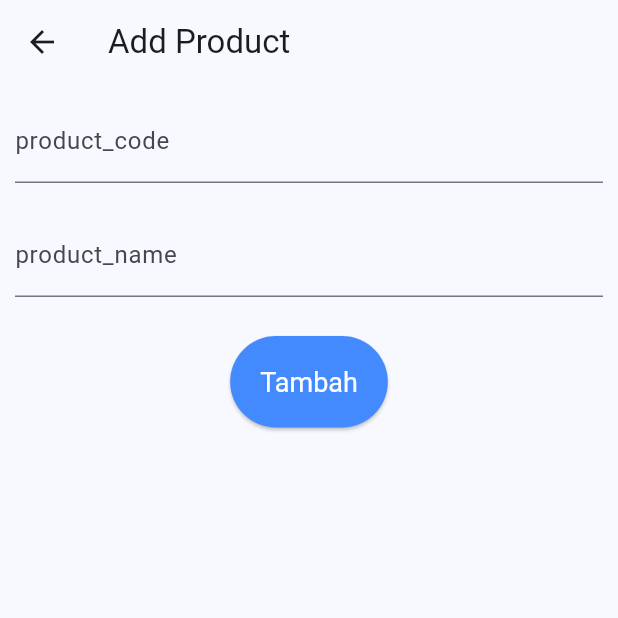
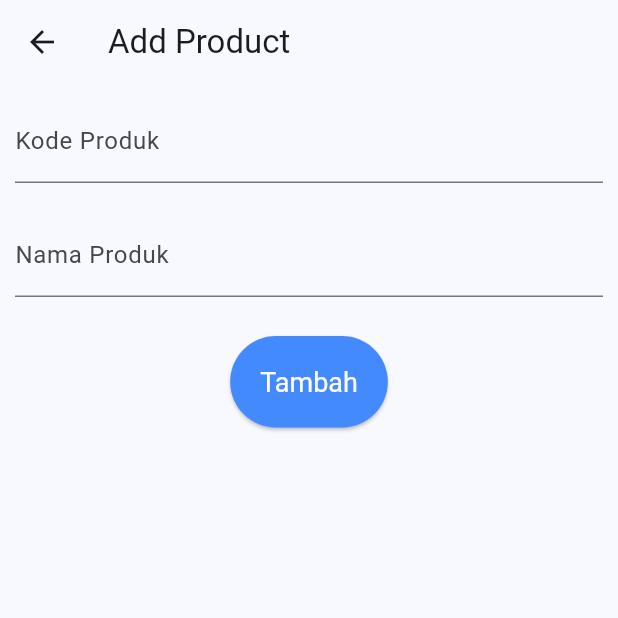
Before and after one commit to ChintyaLyra/product, a Flutter app: the AddProductScreen screen opened directly, on a phone screen of 412 x 824 dp, the top half of it. Run offline on Flutter 3.47's test engine with Material 3 defaults, Android fonts, the phone set to English and light mode, and no system bars; our stand-ins replace firebase_core, firebase_database; accounts and stored records are empty.

Commit message:
Ganti Nama Tampilan
Dari product_code menjadi Kode Produk
Dari product_name menjadi Nama Produk

```diff
--- a/lib/screens/add_product_screen.dart
+++ b/lib/screens/add_product_screen.dart
@@ -31,7 +31,7 @@ class _AddProductScreenState extends State<AddProductScreen> {
                       controller: _controllerCode,
                       decoration: const InputDecoration(
                         border: UnderlineInputBorder(),
-                        labelText: 'product_code',
+                        labelText: 'Kode Produk',
                       ),
                     ),
                 ),
@@ -47,7 +47,7 @@ class _AddProductScreenState extends State<AddProductScreen> {
                     controller: _controllerName,
                     decoration: const InputDecoration(
                       border: UnderlineInputBorder(),
-                      labelText: 'product_name',
+                      labelText: 'Nama Produk',
                     ),
                   ),
                 ),
--- a/lib/services/product_service.dart
+++ b/lib/services/product_service.dart
@@ -11,7 +11,7 @@ class ProductService {
       if(snapshot.value != null){
         Map<dynamic, dynamic> values = snapshot.value as Map<dynamic, dynamic>;
         values.forEach((key, value) {
-          items[key] = 'product_code: ${value['product_code']} \nproduct_name: ${value['product_name']}';
+          items[key] = 'Kode Produk: ${value['product_code']} \nNama Produk: ${value['product_name']}';
         });
       }
       return items;
```
